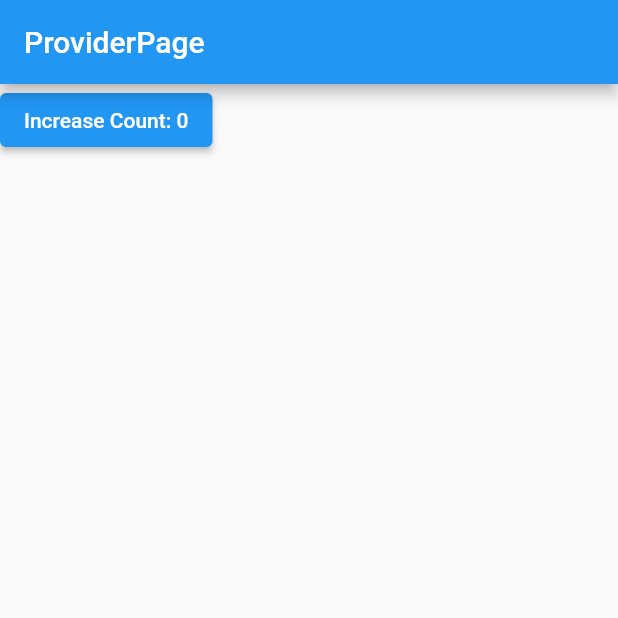
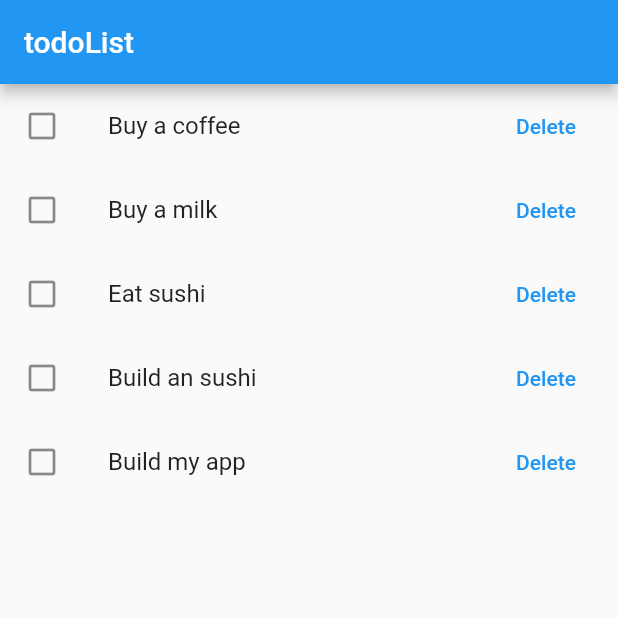
Before and after one commit to hata8341/flutter-provider, a Flutter app: the screen it shows after launch, on a phone screen of 412 x 824 dp, the top half of it. Run offline on Flutter 3.47's test engine with Material 2 defaults, Android fonts, the phone set to English and light mode, and no system bars; our stand-ins replace freezed_annotation, hooks_riverpod.

Commit message:
todoList_second

```diff
--- /dev/null
+++ b/lib/counter/main-2.dart
@@ -0,0 +1,45 @@
+import 'package:flutter/material.dart';
+import 'package:hooks_riverpod/hooks_riverpod.dart';
+
+void main() {
+  runApp(ProviderScope(child: MyApp()));
+}
+
+class MyApp extends StatelessWidget {
+  @override
+  Widget build(BuildContext context) {
+    return const MaterialApp(
+      home: ProviderPage(),
+    );
+  }
+}
+
+final counterProvider = StateProvider((ref) => 0);
+
+final doubleCountProvider = Provider((ref) {
+  final count = ref.watch(counterProvider);
+  return count * 2;
+});
+
+class ProviderPage extends ConsumerWidget {
+  const ProviderPage({Key? key}) : super(key: key);
+
+  static const String title = 'ProviderPage';
+  // static const String routeName = 'provider-page';
+
+  @override
+  Widget build(BuildContext context, WidgetRef ref) {
+    final counter = ref.read(counterProvider.notifier);
+    final count = ref.watch(doubleCountProvider);
+
+    return Scaffold(
+        appBar: AppBar(title: const Text(title)),
+        body: ElevatedButton(
+          onPressed: () {
+            print(counter.state);
+            counter.update((state) => state + 1);
+          },
+          child: Text('Increase Count: $count'),
+        ));
+  }
+}
--- a/lib/main.dart
+++ b/lib/main.dart
@@ -1,45 +1,57 @@
 import 'package:flutter/material.dart';
+import 'package:flutter_provider/entities/todo.dart';
+import 'package:flutter_provider/todo_state_notifier_provider.dart';
 import 'package:hooks_riverpod/hooks_riverpod.dart';
 
+final todoListNotifierProvider =
+    StateNotifierProvider<TodoListNotifier, List<Todo>>(
+  (ref) => TodoListNotifier(),
+);
+
 void main() {
-  runApp(ProviderScope(child: MyApp()));
+  runApp(const ProviderScope(child: MyApp()));
 }
 
 class MyApp extends StatelessWidget {
+  const MyApp({Key? key}) : super(key: key);
+
   @override
   Widget build(BuildContext context) {
-    return const MaterialApp(
-      home: ProviderPage(),
+    return MaterialApp(
+      title: 'todo',
+      theme: ThemeData(primarySwatch: Colors.blue),
+      home: Scaffold(
+        appBar: AppBar(
+          title: const Text('todoList'),
+        ),
+        body: const TodoPage(),
+      ),
     );
   }
 }
 
-final counterProvider = StateProvider((ref) => 0);
-
-final doubleCountProvider = Provider((ref) {
-  final count = ref.watch(counterProvider);
-  return count * 2;
-});
-
-class ProviderPage extends ConsumerWidget {
-  const ProviderPage({Key? key}) : super(key: key);
-
-  static const String title = 'ProviderPage';
-  // static const String routeName = 'provider-page';
+class TodoPage extends ConsumerWidget {
+  const TodoPage({Key? key}) : super(key: key);
 
   @override
   Widget build(BuildContext context, WidgetRef ref) {
-    final counter = ref.read(counterProvider.notifier);
-    final count = ref.watch(doubleCountProvider);
-
-    return Scaffold(
-        appBar: AppBar(title: const Text(title)),
-        body: ElevatedButton(
-          onPressed: () {
-            print(counter.state);
-            counter.update((state) => state + 1);
-          },
-          child: Text('Increase Count: $count'),
-        ));
+    final todoList = ref.watch(todoListNotifierProvider);
+    final todoListController = ref.read(todoListNotifierProvider.notifier);
+    return ListView.builder(
+      itemCount: todoList.length,
+      itemBuilder: (context, index) {
+        final todo = todoList[index];
+        return ListTile(
+            title: Text(todo.title),
+            leading: Icon(todo.completed
+                ? Icons.check_box
+                : Icons.check_box_outline_blank),
+            trailing: TextButton(
+              onPressed: () => todoListController.remove(todo.id),
+              child: const Text('Delete'),
+            ),
+            onTap: () => todoListController.toggle(todo.id));
+      },
+    );
   }
 }
--- /dev/null
+++ b/lib/todo_state_notifier_provider.dart
@@ -0,0 +1,34 @@
+import 'package:flutter_provider/entities/todo.dart';
+import 'package:hooks_riverpod/hooks_riverpod.dart';
+
+class TodoListNotifier extends StateNotifier<List<Todo>> {
+  TodoListNotifier()
+      : super(const [
+          Todo(id: '1', title: 'Buy a coffee'),
+          Todo(id: '2', title: 'Buy a milk'),
+          Todo(id: '3', title: 'Eat sushi'),
+          Todo(id: '4', title: 'Build an sushi'),
+          Todo(id: '5', title: 'Build my app'),
+        ]);
+
+  void add(Todo todo) {
+    state = [...state, todo];
+  }
+
+  void remove(String todoId) {
+    state = [
+      for (final todo in state)
+        if (todo.id != todoId) todo,
+    ];
+  }
+
+  void toggle(String todoId) {
+    state = [
+      for (final todo in state)
+        if (todo.id == todoId)
+          todo.copyWith(completed: !todo.completed)
+        else
+          todo,
+    ];
+  }
+}
--- a/pubspec.yaml
+++ b/pubspec.yaml
@@ -31,6 +31,7 @@ dependencies:
     sdk: flutter
   provider: ^6.0.2
   hooks_riverpod: ^1.0.3
+  freezed_annotation: ^2.0.1
 
   # The following adds the Cupertino Icons font to your application.
   # Use with the CupertinoIcons class for iOS style icons.
@@ -39,6 +40,9 @@ dependencies:
 dev_dependencies:
   flutter_test:
     sdk: flutter
+  build_runner: ^2.1.10
+  freezed: ^2.0.2
+  json_serializable: ^6.2.0
 
   # The "flutter_lints" package below contains a set of recommended lints to
   # encourage good coding practices. The lint set provided by the package is
```
Also changed, not shown: lib/entities/todo.dart (added, +16 -0 lines), lib/entities/todo.freezed.dart (added), lib/entities/todo.g.dart (added), pubspec.lock.
